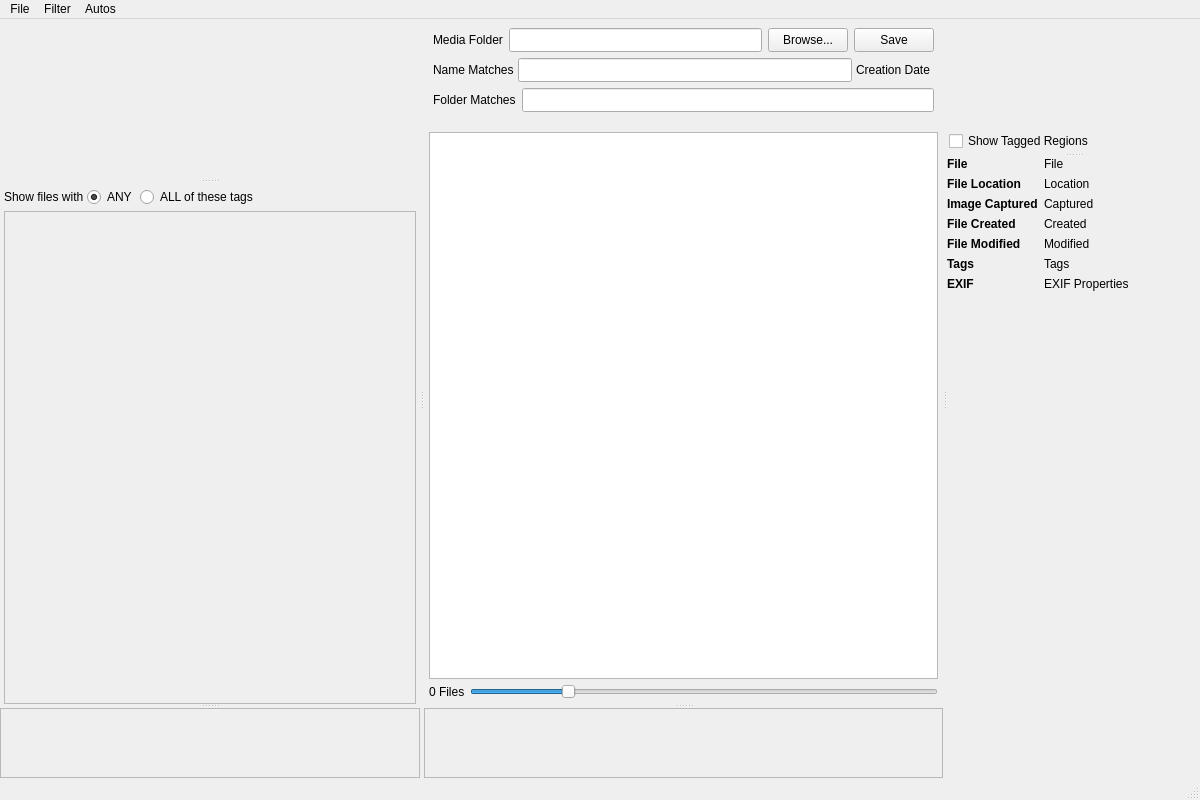
merrillaldrich/compendia, file mainwindow.ui: the form before one commit.
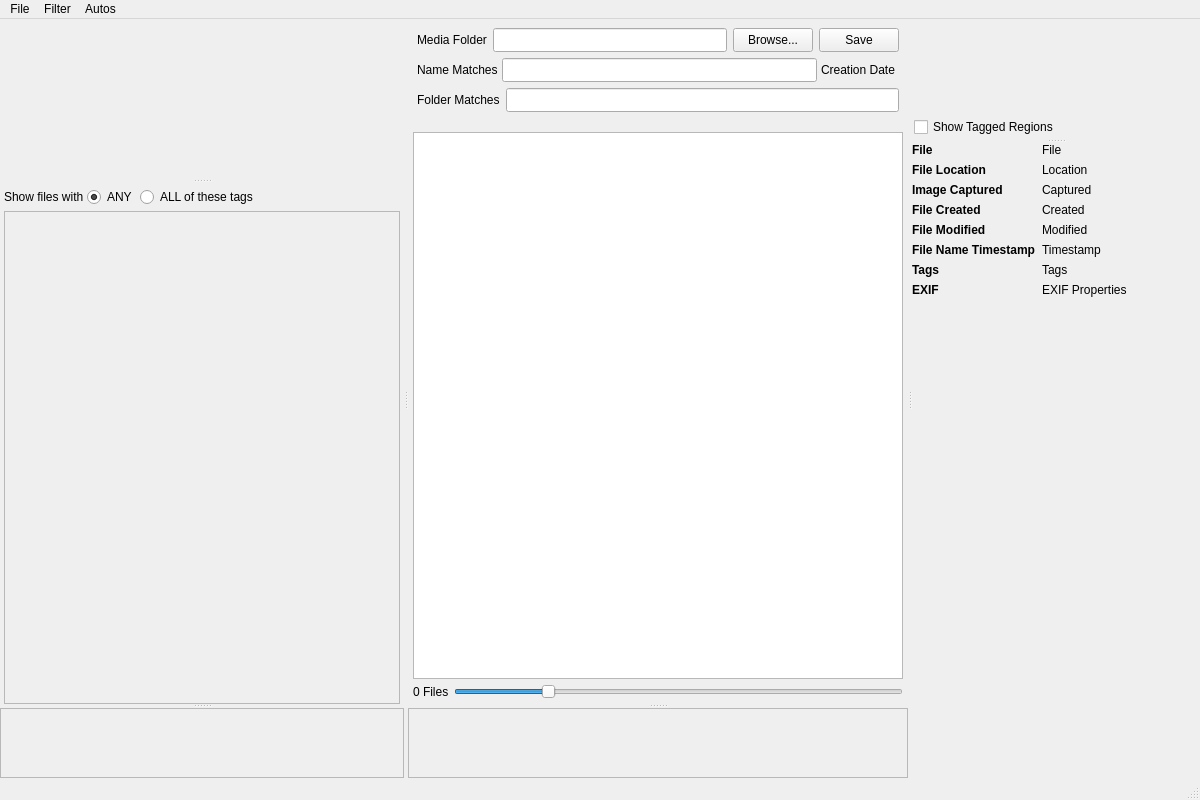
The form after the commit. Custom widgets are drawn as their Qt base class.

Commit message:
Add fileNameInferredDate: parse 8/14-digit timestamps from file names
Adds a new TaggedFile::fileNameInferredDate property populated at
construction time by scanning the file base name for an isolated 8-digit
(YYYYMMDD) or 14-digit (YYYYMMDDHHmmss) sequence whose year falls in
2000–2999. 8-digit matches get a noon time component. The value is
displayed as "File Name Timestamp" in the preview panel, between File
Modified and Tags.

What changed in the file:
```diff
--- a/mainwindow.ui
+++ b/mainwindow.ui
@@ -108,8 +108,8 @@
              <rect>
               <x>0</x>
               <y>0</y>
-              <width>399</width>
-              <height>497</height>
+              <width>395</width>
+              <height>496</height>
              </rect>
             </property>
            </widget>
@@ -126,8 +126,8 @@
           <rect>
            <x>0</x>
            <y>0</y>
-           <width>407</width>
-           <height>67</height>
+           <width>403</width>
+           <height>64</height>
           </rect>
          </property>
         </widget>
@@ -350,8 +350,8 @@
              <rect>
               <x>0</x>
               <y>0</y>
-              <width>526</width>
-              <height>67</height>
+              <width>492</width>
+              <height>64</height>
              </rect>
             </property>
            </widget>
@@ -524,14 +524,14 @@
           </widget>
          </item>
          <item row="5" column="0">
-          <widget class="QLabel" name="previewFileTagsLabel">
+          <widget class="QLabel" name="previewFileNameTimestampLabel">
            <property name="font">
             <font>
              <bold>true</bold>
             </font>
            </property>
            <property name="text">
-            <string>Tags</string>
+            <string>File Name Timestamp</string>
            </property>
            <property name="alignment">
             <set>Qt::AlignmentFlag::AlignLeading|Qt::AlignmentFlag::AlignLeft|Qt::AlignmentFlag::AlignTop</set>
@@ -539,19 +539,44 @@
           </widget>
          </item>
          <item row="5" column="1">
-          <widget class="QLabel" name="previewFileTagsValue">
+          <widget class="QLabel" name="previewFileNameTimestampValue">
            <property name="text">
-            <string>Tags</string>
+            <string>Timestamp</string>
            </property>
            <property name="alignment">
             <set>Qt::AlignmentFlag::AlignLeading|Qt::AlignmentFlag::AlignLeft|Qt::AlignmentFlag::AlignTop</set>
            </property>
-           <property name="wordWrap">
-            <bool>true</bool>
-           </property>
           </widget>
          </item>
          <item row="6" column="0">
+          <widget class="QLabel" name="previewFileTagsLabel">
+           <property name="font">
+            <font>
+             <bold>true</bold>
+            </font>
+           </property>
+           <property name="text">
+            <string>Tags</string>
+           </property>
+           <property name="alignment">
+            <set>Qt::AlignmentFlag::AlignLeading|Qt::AlignmentFlag::AlignLeft|Qt::AlignmentFlag::AlignTop</set>
+           </property>
+          </widget>
+         </item>
+         <item row="6" column="1">
+          <widget class="QLabel" name="previewFileTagsValue">
+           <property name="text">
+            <string>Tags</string>
+           </property>
+           <property name="alignment">
+            <set>Qt::AlignmentFlag::AlignLeading|Qt::AlignmentFlag::AlignLeft|Qt::AlignmentFlag::AlignTop</set>
+           </property>
+           <property name="wordWrap">
+            <bool>true</bool>
+           </property>
+          </widget>
+         </item>
+         <item row="7" column="0">
           <widget class="QLabel" name="previewExifLabel">
            <property name="font">
             <font>
@@ -566,7 +591,7 @@
            </property>
           </widget>
          </item>
-         <item row="6" column="1">
+         <item row="7" column="1">
           <widget class="QLabel" name="previewExifValue">
            <property name="text">
             <string>EXIF Properties</string>
```
Left out of the diff: 2 changed lines with no effect on the pictures. The commit also changes 3 other files.
